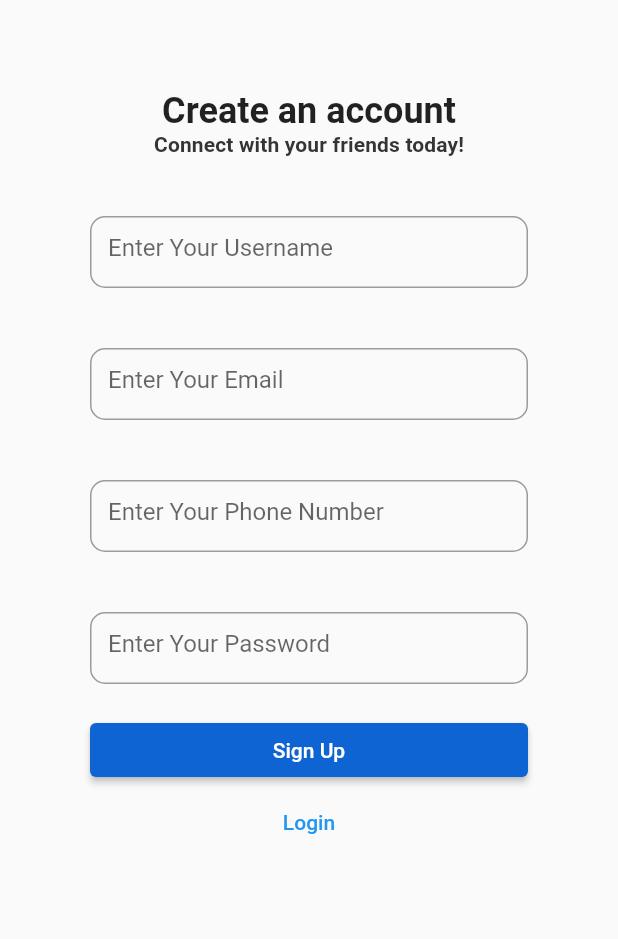
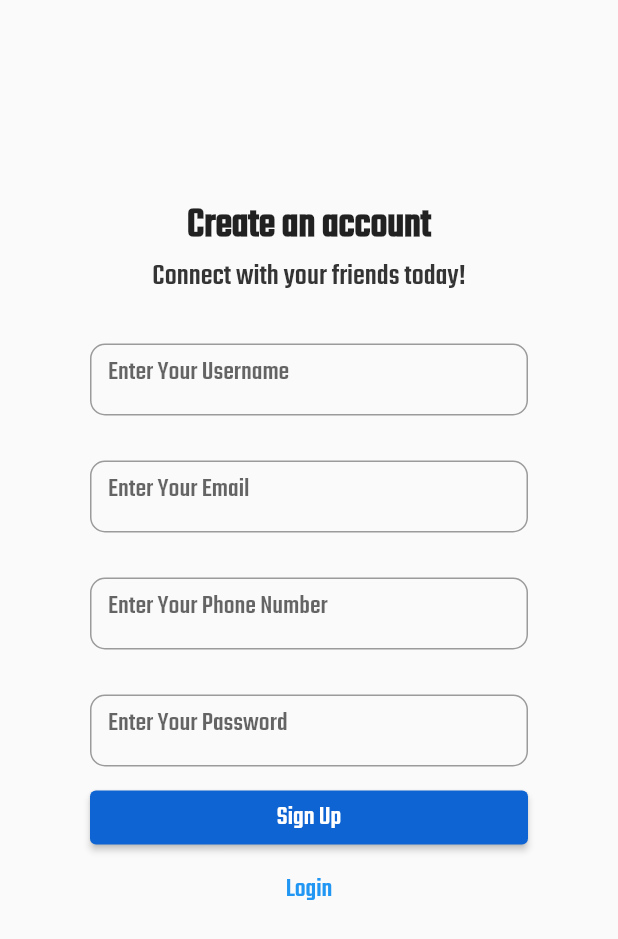
Before and after one commit to imransaglam/blog_app_firebase, a Flutter app: the screen it shows after launch, after a tap on "Sign Up", on a phone screen of 412 x 824 dp. Shown: the top 939 px of the screen. Run offline on Flutter 3.47's test engine with Material 2 defaults, Android fonts, the phone set to English and light mode, and no system bars; our stand-ins replace firebase_core, get; accounts and stored records are empty.

```diff
--- a/lib/const/const_data.dart
+++ b/lib/const/const_data.dart
@@ -3,10 +3,11 @@ import 'package:flutter/material.dart';
 class paddingMeasurement {
   static const columnPadding = EdgeInsets.symmetric(horizontal: 60);
   static const iconPadding = EdgeInsets.only(left: 8);
-   static const textFieldPadding = EdgeInsets.only(top: 20);
+   static const textFieldPadding = EdgeInsets.only(top: 10);
 }
 
 class loginText {
+  final double sheight=48;
   final String welcome = "Hi, Welcome Back!";
   final String email = "Email";
   final String passsword = "Password";
@@ -36,6 +37,7 @@ class InputDecarotorEmail{
                     borderRadius: BorderRadius.all(Radius.circular(10)),
                   ),
                   hintText:loginText.example,
+                  hintStyle: TextStyle(fontWeight: FontWeight.w400,fontFamily: 'Teko',fontSize: 18)
                  );
 }
 class InputDecarotorPassword{
@@ -44,6 +46,7 @@ class InputDecarotorPassword{
                     borderRadius: BorderRadius.all(Radius.circular(10)),
                   ),
                   hintText:loginText.enterPassword,
+                  hintStyle: TextStyle(fontWeight: FontWeight.w400,fontFamily: 'Teko',fontSize: 18)
                  );
 }
 class InputDecarotorUserName{
@@ -52,6 +55,7 @@ class InputDecarotorUserName{
                     borderRadius: BorderRadius.all(Radius.circular(10)),
                   ),
                   hintText:loginText.userName,
+                  hintStyle: TextStyle(fontWeight: FontWeight.w400,fontFamily: 'Teko',fontSize: 18)
                  );
 }
 class InputDecarotorUserMail{
@@ -60,6 +64,7 @@ class InputDecarotorUserMail{
                     borderRadius: BorderRadius.all(Radius.circular(10)),
                   ),
                   hintText:loginText.userMail,
+                  hintStyle: TextStyle(fontWeight: FontWeight.w400,fontFamily: 'Teko',fontSize: 18)
                  );
 
 }
@@ -69,6 +74,7 @@ class InputDecarotorUserPhoneNumber{
                     borderRadius: BorderRadius.all(Radius.circular(10)),
                   ),
                   hintText:loginText.userPhoneNumber,
+                  hintStyle: TextStyle(fontWeight: FontWeight.w400,fontFamily: 'Teko',fontSize: 18)
                  );
 
 }
@@ -78,6 +84,7 @@ class InputDecarotorUserPassword{
                     borderRadius: BorderRadius.all(Radius.circular(10)),
                   ),
                   hintText:loginText.userPassword,
+                  hintStyle: TextStyle(fontWeight: FontWeight.w400,fontFamily: 'Teko',fontSize: 18)
                  );
 
 }
--- /dev/null
+++ b/lib/d.dart
@@ -0,0 +1,10 @@
+import 'package:get/get_core/src/get_main.dart';
+import 'package:get/get_instance/get_instance.dart';
+import 'package:loginregister/shared/service/firebase_service.dart';
+
+class DependencyInjection{
+
+    static init() async{
+      await Get.putAsync(()=>FirebaseService().init());
+    }
+  }
--- a/lib/main.dart
+++ b/lib/main.dart
@@ -1,10 +1,13 @@
 import 'package:flutter/material.dart';
 import 'package:flutter/services.dart';
+import 'package:loginregister/d.dart';
 import 'package:loginregister/pages/sign_up_screen.dart';
 
 import 'pages/login_screen.dart';
 
-void main() {
+void main() async {
+  WidgetsFlutterBinding.ensureInitialized();
+  await DependencyInjection.init();
   runApp(const MyApp());
 }
 
--- a/lib/pages/login_screen.dart
+++ b/lib/pages/login_screen.dart
@@ -1,6 +1,7 @@
 import 'package:flutter/material.dart';
 import 'package:flutter/src/widgets/container.dart';
 import 'package:flutter/src/widgets/framework.dart';
+import 'package:loginregister/pages/sign_up_screen.dart';
 import '../const/const_data.dart';
 import '../widget/custom_elevated_button.dart';
 import '../widget/custom_text_button.dart';
@@ -32,8 +33,8 @@ class _LoginScreenState extends State<LoginScreen> {
                     texts.welcome,
                     style: Theme.of(context)
                         .textTheme
-                        .headline5
-                        ?.copyWith(fontWeight: FontWeight.bold),
+                        .titleLarge
+                        ?.copyWith(fontWeight: FontWeight.w900,fontFamily: 'Teko',fontSize: 28),
                   ),
                   const Padding(
                     padding: paddingMeasurement.iconPadding,
@@ -46,11 +47,11 @@ class _LoginScreenState extends State<LoginScreen> {
                 ],
               ),
                _sizedBox2(),
-               Text(texts.email,style: Theme.of(context).textTheme.subtitle2?.copyWith(color:loginColor.textColors,fontWeight: FontWeight.w400)),
+               Text(texts.email,style: Theme.of(context).textTheme.titleMedium?.copyWith(color:loginColor.textColors,fontWeight: FontWeight.w400,fontFamily: 'Teko',fontSize: 20)),
                Padding(
                  padding: paddingMeasurement.textFieldPadding,
                  child: SizedBox(
-                  height: 48,
+                  height: texts.sheight,
                    child: TextFormField(
                     keyboardType: TextInputType.emailAddress,
                      decoration:InputDecarotorEmail().inputs,
@@ -58,25 +59,27 @@ class _LoginScreenState extends State<LoginScreen> {
                  ),
                ),
                 _sizedBox2(),
-                 Text(texts.passsword,style: Theme.of(context).textTheme.subtitle2?.copyWith(color:loginColor.textColors,fontWeight: FontWeight.w400)),
+                 Text(texts.passsword,style: Theme.of(context).textTheme.titleMedium?.copyWith(color:loginColor.textColors,fontWeight: FontWeight.w400,fontFamily: 'Teko',fontSize: 20)),
                Padding(
                  padding: paddingMeasurement.textFieldPadding,
                  child: SizedBox(
-                  height: 48,
+                  height: texts.sheight,
                    child: TextFormField(
                       keyboardType: TextInputType.visiblePassword,
-                     decoration:InputDecarotorEmail().inputs,
+                     decoration:InputDecarotorPassword().inputs,
                    ),
                  ),
                ),
                SizedBox(
                 width: MediaQuery.of(context).size.width,
-                 child: Padding(
+                 child:const Padding(
                    padding: paddingMeasurement.textFieldPadding,
                    child: customElevatedButton(title: loginText.login,),
                  ),
                ),
-                Center(child: customTextButton(title:loginText.textSignUp))
+                  Center(child: customTextButton(title:loginText.textSignUp,onPressedx: () {
+                  Navigator.push(context, MaterialPageRoute(builder: (context) =>SignUpScreen()) );
+               },))
             ],
           ),
               ),
@@ -88,8 +91,8 @@ class _LoginScreenState extends State<LoginScreen> {
 
 
 SizedBox _sizedBox() =>const  SizedBox(
-        height: 120,
+        height: 180,
       );
        SizedBox _sizedBox2() => const SizedBox(
-        height: 40,
+        height: 30,
       );
--- a/lib/pages/sign_up_screen.dart
+++ b/lib/pages/sign_up_screen.dart
@@ -1,5 +1,6 @@
 import 'package:flutter/material.dart';
 import 'package:loginregister/const/const_data.dart';
+import 'package:loginregister/pages/login_screen.dart';
 
 import '../widget/custom_elevated_button.dart';
 import '../widget/custom_text_button.dart';
@@ -28,8 +29,8 @@ class _SignUpScreenState extends State<SignUpScreen> {
                     texts.account,
                     style: Theme.of(context)
                         .textTheme
-                        .headline5
-                        ?.copyWith(fontWeight: FontWeight.bold),
+                        .titleLarge
+                        ?.copyWith(fontWeight: FontWeight.w900,fontFamily: 'Teko',fontSize: 28),
                   ),
                ),
                  Center(
@@ -37,8 +38,8 @@ class _SignUpScreenState extends State<SignUpScreen> {
                     texts.accountText,
                     style: Theme.of(context)
                         .textTheme
-                        .subtitle2
-                        ?.copyWith(fontWeight: FontWeight.w600,color: loginColor.titleColors),
+                        .titleMedium
+                        ?.copyWith(fontWeight: FontWeight.w600,color: loginColor.titleColors,fontFamily: 'Teko',fontSize: 20),
                 ),
                  ),
 
@@ -46,7 +47,7 @@ class _SignUpScreenState extends State<SignUpScreen> {
              Padding(
                padding: paddingMeasurement.textFieldPadding,
                child: SizedBox(
-                height: 48,
+                height: texts.sheight,
                  child: TextFormField(
                     keyboardType: TextInputType.name,
                    decoration:InputDecarotorUserName().inputs,
@@ -57,7 +58,7 @@ class _SignUpScreenState extends State<SignUpScreen> {
              Padding(
                padding: paddingMeasurement.textFieldPadding,
                child: SizedBox(
-                height: 48,
+                height: texts.sheight,
                  child: TextFormField(
                     keyboardType: TextInputType.emailAddress,
                    decoration:InputDecarotorUserMail().inputs,
@@ -68,7 +69,7 @@ class _SignUpScreenState extends State<SignUpScreen> {
              Padding(
                padding: paddingMeasurement.textFieldPadding,
                child: SizedBox(
-                height: 48,
+                height: texts.sheight,
                  child: TextFormField(
                     keyboardType: TextInputType.phone,
                    decoration:InputDecarotorUserPhoneNumber().inputs,
@@ -79,7 +80,7 @@ class _SignUpScreenState extends State<SignUpScreen> {
              Padding(
                padding: paddingMeasurement.textFieldPadding,
                child: SizedBox(
-                height: 48,
+                height: texts.sheight,
                  child: TextFormField(
                     keyboardType: TextInputType.visiblePassword,
                    decoration:InputDecarotorUserPassword().inputs,
@@ -93,7 +94,9 @@ class _SignUpScreenState extends State<SignUpScreen> {
                    child: customElevatedButton(title: loginText.signUp,),
                  ),
                ),
-               Center(child: customTextButton(title:loginText.textLogin))
+               Center(child: customTextButton(title:loginText.textLogin,onPressedx: () {
+                  Navigator.push(context, MaterialPageRoute(builder: (context) =>LoginScreen()) );
+               },))
              ],
 
           ),
@@ -101,6 +104,6 @@ class _SignUpScreenState extends State<SignUpScreen> {
     );
   }
 
-  SizedBox _sizedBox3() => SizedBox(height: 60,);
+  SizedBox _sizedBox3() => SizedBox(height: 130,);
    SizedBox _sizedBox4() => SizedBox(height: 20,);
 }
--- /dev/null
+++ b/lib/shared/service/firebase_service.dart
@@ -0,0 +1,13 @@
+import 'package:firebase_core/firebase_core.dart';
+import 'package:get/get_state_manager/src/rx_flutter/rx_disposable.dart';
+import 'package:loginregister/firebase_options.dart';
+
+
+class FirebaseService extends GetxService{
+ Future<FirebaseService>init()async{
+  await Firebase.initializeApp(
+    options:DefaultFirebaseOptions.currentPlatform,
+  );
+  return this;
+ }
+}
--- a/lib/widget/custom_elevated_button.dart
+++ b/lib/widget/custom_elevated_button.dart
@@ -8,7 +8,7 @@ class customElevatedButton extends StatelessWidget {
   @override
   Widget build(BuildContext context) {
     return ElevatedButton(
-     style: ElevatedButton.styleFrom(backgroundColor: Color(0xff0E64D2)),
+     style: ElevatedButton.styleFrom(backgroundColor: Color(0xff0E64D2),textStyle: TextStyle(fontFamily: 'Teko',fontWeight: FontWeight.w400,fontSize: 18)),
      onPressed: (){},
      child:Text(title));
   }
--- a/lib/widget/custom_text_button.dart
+++ b/lib/widget/custom_text_button.dart
@@ -3,14 +3,13 @@ import 'package:loginregister/pages/sign_up_screen.dart';
 
 class customTextButton extends StatelessWidget {
   const customTextButton({
-    Key? key, required this.title,
+    Key? key, required this.title, required this.onPressedx,
   }) : super(key: key);
  final String title;
-
+ final void Function() onPressedx;
   @override
   Widget build(BuildContext context) {
-    return TextButton(onPressed: (){
-      Navigator.push(context, MaterialPageRoute(builder: (context) =>SignUpScreen()) );
-    }, child: Text(title));
+    return TextButton(
+      onPressed: onPressedx, child: Text(title,style: TextStyle(fontFamily: 'Teko',fontWeight: FontWeight.w400,fontSize: 18),));
   }
 }
```
Also changed, not shown: pubspec.yaml (+6 -4 lines), fonts/Teko-Medium.ttf (added), lib/firebase_options.dart (added), pubspec.lock, 4 other files.
